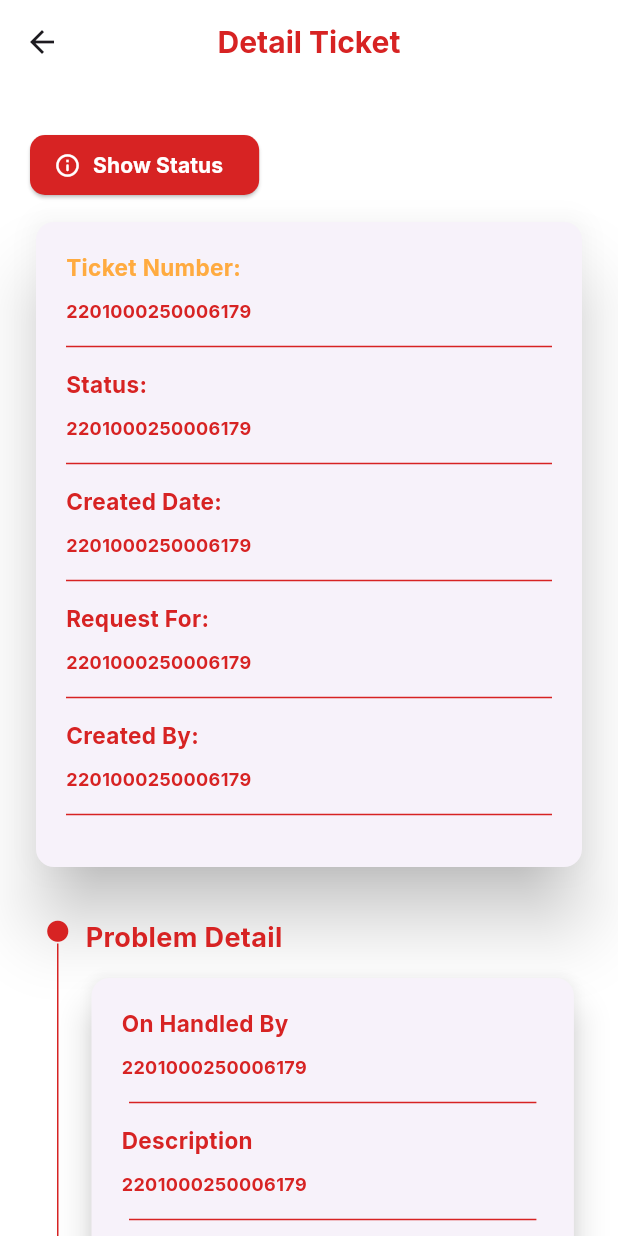
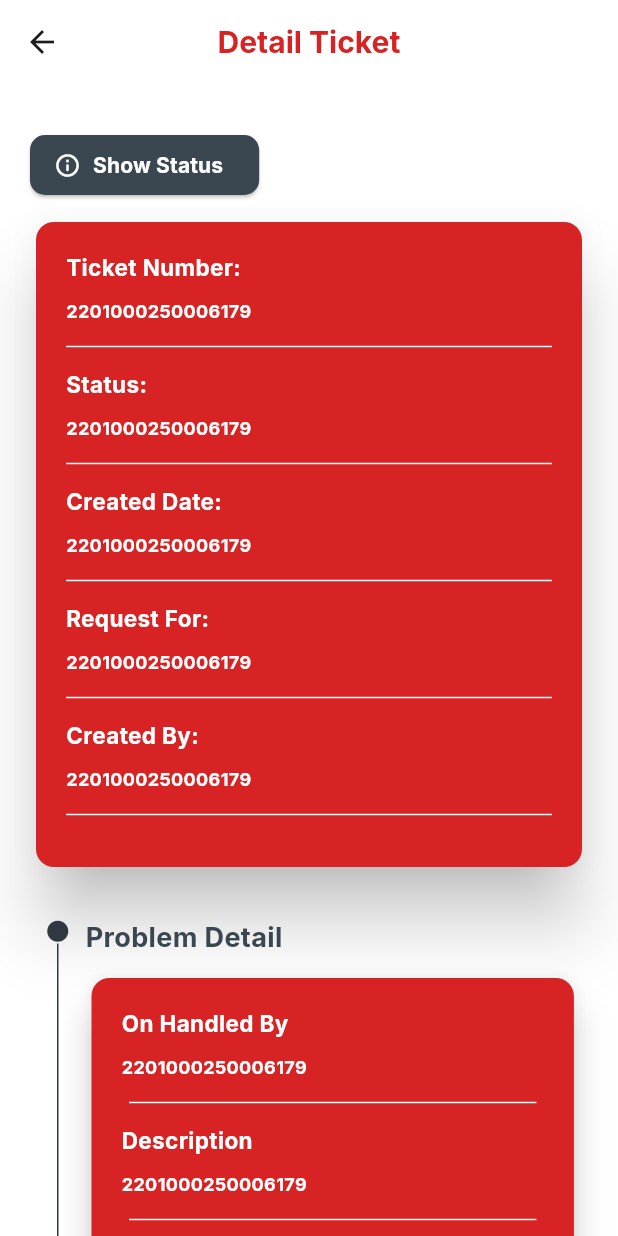
Before and after one commit to albertpurnawan/final_helpdesk, a Flutter app: the BrowsePage screen opened by its route, after a tap on "Ticket Number", on a phone screen of 412 x 824 dp. Run offline on Flutter 3.47's test engine with Material 2 defaults, Android fonts, the phone set to English and light mode, and no system bars; our stand-ins replace awesome_dialog, file_picker, get, google_fonts, lottie, syncfusion_flutter_charts.

Commit message:
Browse and detail Color

```diff
--- a/lib/pages/browse_detail_page.dart
+++ b/lib/pages/browse_detail_page.dart
@@ -27,7 +27,7 @@ class _BrowseDetailPageState extends State<BrowsesDetailPage> {
             ElevatedButton.icon(
                 style: TextButton.styleFrom(
                   foregroundColor: primaryColor,
-                  backgroundColor: secondaryColor,
+                  backgroundColor: greyColor,
                   shape: RoundedRectangleBorder(
                     borderRadius: BorderRadius.circular(10),
                   ),
@@ -57,6 +57,7 @@ class TopCard extends StatelessWidget {
   Widget build(BuildContext context) {
     return Card(
       elevation: 20,
+      color: secondaryColor,
       child: Padding(
         padding: const EdgeInsets.all(20),
         child: Column(
@@ -65,77 +66,82 @@ class TopCard extends StatelessWidget {
             Text("Ticket Number:",
                 style: GoogleFonts.inter(
                     fontSize: 15,
-                    color: Colors.orangeAccent,
+                    color: primaryColor,
                     fontWeight: FontWeight.bold)),
             const SizedBox(height: 10),
             Text(Get.parameters['tickteNum'].toString(),
                 style: GoogleFonts.inter(
                     fontSize: 12,
-                    color: secondaryColor,
+                    color: primaryColor,
                     fontWeight: FontWeight.bold)),
             Divider(
-              color: secondaryColor,
+              color: primaryColor,
               height: 30,
+              thickness: 1,
             ),
             Text("Status:",
                 style: GoogleFonts.inter(
                     fontSize: 15,
-                    color: secondaryColor,
+                    color: primaryColor,
                     fontWeight: FontWeight.bold)),
             const SizedBox(height: 10),
             Text(Get.parameters['tickteNum'].toString(),
                 style: GoogleFonts.inter(
                     fontSize: 12,
-                    color: secondaryColor,
+                    color: primaryColor,
                     fontWeight: FontWeight.bold)),
             Divider(
-              color: secondaryColor,
+              color: primaryColor,
               height: 30,
+              thickness: 1,
             ),
             Text("Created Date:",
                 style: GoogleFonts.inter(
                     fontSize: 15,
-                    color: secondaryColor,
+                    color: primaryColor,
                     fontWeight: FontWeight.bold)),
             const SizedBox(height: 10),
             Text(Get.parameters['tickteNum'].toString(),
                 style: GoogleFonts.inter(
                     fontSize: 12,
-                    color: secondaryColor,
+                    color: primaryColor,
                     fontWeight: FontWeight.bold)),
             Divider(
-              color: secondaryColor,
+              color: primaryColor,
               height: 30,
+              thickness: 1,
             ),
             Text("Request For:",
                 style: GoogleFonts.inter(
                     fontSize: 15,
-                    color: secondaryColor,
+                    color: primaryColor,
                     fontWeight: FontWeight.bold)),
             const SizedBox(height: 10),
             Text(Get.parameters['tickteNum'].toString(),
                 style: GoogleFonts.inter(
                     fontSize: 12,
-                    color: secondaryColor,
+                    color: primaryColor,
                     fontWeight: FontWeight.bold)),
             Divider(
-              color: secondaryColor,
+              color: primaryColor,
               height: 30,
+              thickness: 1,
             ),
             Text("Created By:",
                 style: GoogleFonts.inter(
                     fontSize: 15,
-                    color: secondaryColor,
+                    color: primaryColor,
                     fontWeight: FontWeight.bold)),
             const SizedBox(height: 10),
             Text(Get.parameters['tickteNum'].toString(),
                 style: GoogleFonts.inter(
                     fontSize: 12,
-                    color: secondaryColor,
+                    color: primaryColor,
                     fontWeight: FontWeight.bold)),
             Divider(
-              color: secondaryColor,
+              color: primaryColor,
               height: 30,
+              thickness: 1,
             ),
           ],
         ),
@@ -162,10 +168,10 @@ class BelowCard extends StatelessWidget {
               Icon(
                 Icons.circle,
                 size: 17,
-                color: secondaryColor,
+                color: blackColor,
               ),
               const SizedBox(width: 10),
-              Container(height: 400, width: 1, color: secondaryColor),
+              Container(height: 400, width: 1, color: blackColor),
             ],
           ),
           // card problem detail
@@ -177,13 +183,14 @@ class BelowCard extends StatelessWidget {
                 Text("Problem Detail",
                     style: GoogleFonts.inter(
                         fontSize: 18,
-                        color: secondaryColor,
+                        color: greyColor,
                         fontWeight: FontWeight.bold)),
                 const SizedBox(height: 10),
                 SizedBox(
                   width: MediaQuery.of(context).size.width * 0.8,
                   child: Card(
                     elevation: 10,
+                    color: secondaryColor,
                     child: Padding(
                       padding: const EdgeInsets.all(20),
                       child: Column(
@@ -192,70 +199,74 @@ class BelowCard extends StatelessWidget {
                           Text("On Handled By",
                               style: GoogleFonts.inter(
                                   fontSize: 15,
-                                  color: secondaryColor,
+                                  color: primaryColor,
                                   fontWeight: FontWeight.bold)),
                           const SizedBox(height: 10),
                           Text(Get.parameters['tickteNum'].toString(),
                               style: GoogleFonts.inter(
                                   fontSize: 12,
-                                  color: secondaryColor,
+                                  color: primaryColor,
                                   fontWeight: FontWeight.bold)),
                           Divider(
-                            color: secondaryColor,
+                            color: primaryColor,
                             height: 30,
                             indent: 5,
                             endIndent: 5,
+                            thickness: 1,
                           ),
                           Text("Description",
                               style: GoogleFonts.inter(
                                   fontSize: 15,
-                                  color: secondaryColor,
+                                  color: primaryColor,
                                   fontWeight: FontWeight.bold)),
                           const SizedBox(height: 10),
                           Text(Get.parameters['tickteNum'].toString(),
                               style: GoogleFonts.inter(
                                   fontSize: 12,
-                                  color: secondaryColor,
+                                  color: primaryColor,
                                   fontWeight: FontWeight.bold)),
                           Divider(
-                            color: secondaryColor,
+                            color: primaryColor,
                             height: 30,
                             indent: 5,
                             endIndent: 5,
+                            thickness: 1,
                           ),
                           Text("Attachments",
                               style: GoogleFonts.inter(
                                   fontSize: 15,
-                                  color: secondaryColor,
+                                  color: primaryColor,
                                   fontWeight: FontWeight.bold)),
                           const SizedBox(height: 10),
                           Text(Get.parameters['tickteNum'].toString(),
                               style: GoogleFonts.inter(
                                   fontSize: 12,
-                                  color: secondaryColor,
+                                  color: primaryColor,
                                   fontWeight: FontWeight.bold)),
                           Divider(
-                            color: secondaryColor,
+                            color: primaryColor,
                             height: 30,
                             indent: 5,
                             endIndent: 5,
+                            thickness: 1,
                           ),
                           Text("Messages/Comments",
                               style: GoogleFonts.inter(
                                   fontSize: 15,
-                                  color: secondaryColor,
+                                  color: primaryColor,
                                   fontWeight: FontWeight.bold)),
                           const SizedBox(height: 10),
                           Text(Get.parameters['tickteNum'].toString(),
                               style: GoogleFonts.inter(
                                   fontSize: 12,
-                                  color: secondaryColor,
+                                  color: primaryColor,
                                   fontWeight: FontWeight.bold)),
                           Divider(
-                            color: secondaryColor,
+                            color: primaryColor,
                             height: 30,
                             indent: 5,
                             endIndent: 5,
+                            thickness: 1,
                           ),
                         ],
                       ),
--- a/lib/pages/browse_page.dart
+++ b/lib/pages/browse_page.dart
@@ -55,6 +55,7 @@ class _BrowsePageState extends State<BrowsePage> {
   Card buildCard(BrowseIssue issue) {
     return Card(
       elevation: 10,
+      color: secondaryColor,
       child: Column(
         children: [
           Padding(
@@ -71,7 +72,7 @@ class _BrowsePageState extends State<BrowsePage> {
                         "Ticket Number",
                         style: GoogleFonts.inter(
                             fontSize: 15,
-                            color: secondaryColor,
+                            color: primaryColor,
                             fontWeight: FontWeight.bold),
                       ),
                       Padding(
@@ -80,7 +81,7 @@ class _BrowsePageState extends State<BrowsePage> {
                           issue.ticketNum.toString(),
                           style: GoogleFonts.inter(
                             fontSize: 12,
-                            color: secondaryColor,
+                            color: primaryColor,
                           ),
                         ),
                       ),
@@ -88,7 +89,7 @@ class _BrowsePageState extends State<BrowsePage> {
                         "Request For",
                         style: GoogleFonts.inter(
                             fontSize: 15,
-                            color: secondaryColor,
+                            color: primaryColor,
                             fontWeight: FontWeight.bold),
                       ),
                       Padding(
@@ -99,7 +100,7 @@ class _BrowsePageState extends State<BrowsePage> {
                             issue.requestFor.toString(),
                             style: GoogleFonts.inter(
                               fontSize: 12,
-                              color: secondaryColor,
+                              color: primaryColor,
                             ),
                             maxLines: 1,
                             overflow: TextOverflow.ellipsis,
@@ -110,7 +111,7 @@ class _BrowsePageState extends State<BrowsePage> {
                         "Status",
                         style: GoogleFonts.inter(
                             fontSize: 15,
-                            color: secondaryColor,
+                            color: primaryColor,
                             fontWeight: FontWeight.bold),
                       ),
                       Padding(
@@ -119,15 +120,15 @@ class _BrowsePageState extends State<BrowsePage> {
                           issue.status.toString(),
                           style: GoogleFonts.inter(
                             fontSize: 12,
-                            color: secondaryColor,
+                            color: primaryColor,
                           ),
                         ),
                       ),
                     ],
                   ),
                   VerticalDivider(
-                    thickness: 1,
-                    color: secondaryColor,
+                    thickness: 2,
+                    color: primaryColor,
                   ),
                   // COLUMN KANAN
                   Column(
@@ -137,7 +138,7 @@ class _BrowsePageState extends State<BrowsePage> {
                         "Created Date",
                         style: GoogleFonts.inter(
                             fontSize: 15,
-                            color: secondaryColor,
+                            color: primaryColor,
                             fontWeight: FontWeight.bold),
                       ),
                       Padding(
@@ -146,7 +147,7 @@ class _BrowsePageState extends State<BrowsePage> {
                           DateFormat.yMd().format(issue.createdDate),
                           style: GoogleFonts.inter(
                             fontSize: 12,
-                            color: secondaryColor,
+                            color: primaryColor,
                           ),
                         ),
                       ),
@@ -154,7 +155,7 @@ class _BrowsePageState extends State<BrowsePage> {
                         "Created By",
                         style: GoogleFonts.inter(
                             fontSize: 15,
-                            color: secondaryColor,
+                            color: primaryColor,
                             fontWeight: FontWeight.bold),
                       ),
                       Padding(
@@ -165,7 +166,7 @@ class _BrowsePageState extends State<BrowsePage> {
                             issue.createdBy.toString(),
                             style: GoogleFonts.inter(
                               fontSize: 12,
-                              color: secondaryColor,
+                              color: primaryColor,
                             ),
                             overflow: TextOverflow.ellipsis,
                           ),
@@ -175,7 +176,7 @@ class _BrowsePageState extends State<BrowsePage> {
                         "Support Category",
                         style: GoogleFonts.inter(
                             fontSize: 15,
-                            color: secondaryColor,
+                            color: primaryColor,
                             fontWeight: FontWeight.bold),
                       ),
                       Padding(
@@ -184,7 +185,7 @@ class _BrowsePageState extends State<BrowsePage> {
                           issue.supportCategory.toString(),
                           style: GoogleFonts.inter(
                             fontSize: 12,
-                            color: secondaryColor,
+                            color: primaryColor,
                           ),
                         ),
                       ),
@@ -197,9 +198,7 @@ class _BrowsePageState extends State<BrowsePage> {
           Text(
             "Issue Desc",
             style: GoogleFonts.inter(
-                fontSize: 15,
-                color: secondaryColor,
-                fontWeight: FontWeight.bold),
+                fontSize: 15, color: primaryColor, fontWeight: FontWeight.bold),
           ),
           Container(
             padding: const EdgeInsets.only(left: 20, right: 20, bottom: 20),
@@ -207,7 +206,7 @@ class _BrowsePageState extends State<BrowsePage> {
               issue.issueDesc.toString(),
               style: GoogleFonts.inter(
                 fontSize: 12,
-                color: secondaryColor,
+                color: primaryColor,
               ),
               textAlign: TextAlign.center,
             ),
--- a/lib/util/searchBar.dart
+++ b/lib/util/searchBar.dart
@@ -28,30 +28,30 @@ class _SearchWidgetState extends State<SearchWidget> {
       margin: const EdgeInsets.all(20),
       decoration: BoxDecoration(
         borderRadius: BorderRadius.circular(12),
-        color: Colors.white,
+        color: primaryColor,
       ),
       child: TextField(
         controller: controller,
-        style: GoogleFonts.inter(color: secondaryColor),
+        style: GoogleFonts.inter(color: blackColor),
         decoration: InputDecoration(
           prefixIcon: const Icon(Icons.search),
           enabledBorder: OutlineInputBorder(
             borderRadius: BorderRadius.circular(10),
             borderSide: BorderSide(
-              color: secondaryColor,
+              color: blackColor,
               width: 1.0,
             ),
           ),
           focusedBorder: OutlineInputBorder(
             borderRadius: BorderRadius.circular(10),
             borderSide: BorderSide(
-              color: secondaryColor,
+              color: blackColor,
               width: 1.0,
             ),
           ),
           hintText: widget.hintText,
           hintStyle: GoogleFonts.inter(
-            color: secondaryColor,
+            color: blackColor,
             fontSize: 14,
           ),
           border: InputBorder.none,
```
